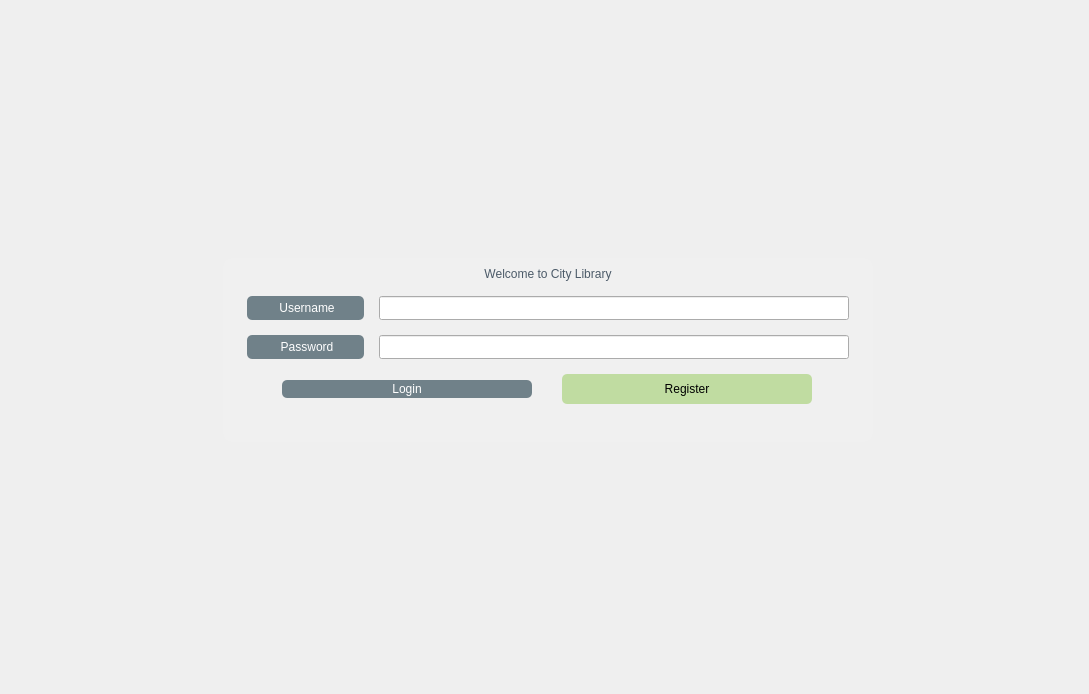
First picture: the form in viewLogin.ui, repository Mr-Beastman/CS106_A2, before the edit.
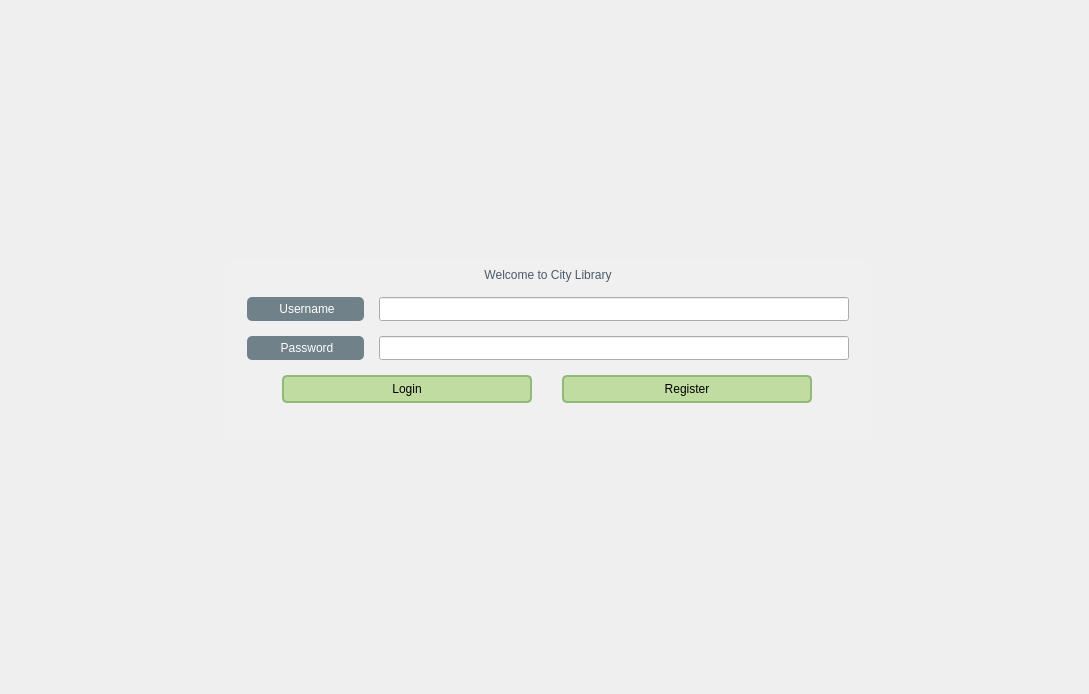
Second picture: the form after the edit. Icons and pictures are not drawn.

```diff
--- a/viewLogin.ui
+++ b/viewLogin.ui
@@ -14,20 +14,26 @@
    <string>Form</string>
   </property>
   <property name="styleSheet">
-   <string notr="true">
-
-QPushButton{
-	padding: 8px 20px;
-	border-radius: 5px;
-	outline: none;
-	color: rgb(0, 0, 0);
-	font: 700 9pt &quot;Segoe UI&quot;;
-	background-color: rgb(192, 220, 161);
-	
+   <string notr="true">QPushButton {
+    padding: 5px 10px;
+    border-radius: 5px;
+    outline: none;
+    color: rgb(0, 0, 0);
+    font: 700 9pt &quot;Segoe UI&quot;;
+    background-color: rgb(192, 220, 161);
+    border: 2px solid rgb(145, 185, 120);
 }
 
 QPushButton:hover {
-	background-color: rgb(161, 184, 135);
+    background-color: rgb(161, 184, 135); 
+    border: 2px solid rgb(130, 165, 110); 
+}
+
+QPushButton:pressed {
+    background-color: rgb(145, 165, 120);
+    border: 2px solid rgb(130, 155, 100); 
+    padding-top: 10px; 
+    padding-bottom: 6px; 
 }
 </string>
   </property>
@@ -298,21 +304,7 @@
                   </size>
                  </property>
                  <property name="styleSheet">
-                  <string notr="true">QPushButton {
-	font: 700 12pt &quot;Segoe UI&quot;;
-	background-color: rgb(112, 129, 137);
-    color: white;       	
-	padding: 2px;
-	border-radius: 5px;
-}
-
-QPushButton:hover {
-    background-color: #555;
-}
-
-QPushButton:pressed {
-    background-color: #444;
-}</string>
+                  <string notr="true"/>
                  </property>
                  <property name="text">
                   <string>Login</string>
```
